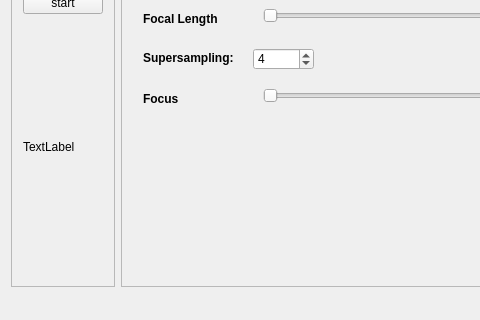
This is mainwindow.ui in awegsche/QtRaytracer as Qt 5 draws it before an edit; both pictures show x 0 to 480 and y 168 to 488 of the 675 by 488 pixel window. The edited form follows.
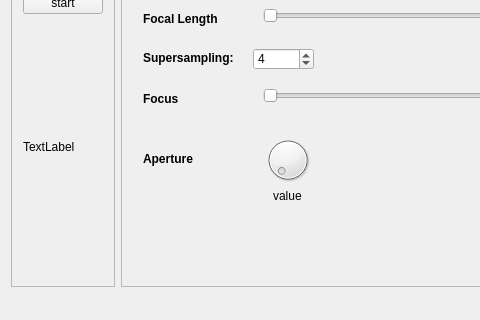
This is the edited form.

Diff of the .ui file:
```diff
--- a/mainwindow.ui
+++ b/mainwindow.ui
@@ -97,8 +97,8 @@
            <rect>
             <x>0</x>
             <y>0</y>
-            <width>544</width>
-            <height>352</height>
+            <width>536</width>
+            <height>343</height>
            </rect>
           </property>
           <attribute name="label">
@@ -387,6 +387,54 @@
             <string>value</string>
            </property>
           </widget>
+          <widget class="QDial" name="dial">
+           <property name="geometry">
+            <rect>
+             <x>130</x>
+             <y>200</y>
+             <width>50</width>
+             <height>64</height>
+            </rect>
+           </property>
+           <property name="maximum">
+            <number>1000</number>
+           </property>
+           <property name="singleStep">
+            <number>1</number>
+           </property>
+          </widget>
+          <widget class="QLabel" name="apertureValue">
+           <property name="geometry">
+            <rect>
+             <x>140</x>
+             <y>260</y>
+             <width>31</width>
+             <height>16</height>
+            </rect>
+           </property>
+           <property name="text">
+            <string>value</string>
+           </property>
+          </widget>
+          <widget class="QLabel" name="label_6">
+           <property name="geometry">
+            <rect>
+             <x>10</x>
+             <y>220</y>
+             <width>111</width>
+             <height>21</height>
+            </rect>
+           </property>
+           <property name="font">
+            <font>
+             <weight>75</weight>
+             <bold>true</bold>
+            </font>
+           </property>
+           <property name="text">
+            <string>Aperture</string>
+           </property>
+          </widget>
          </widget>
         </widget>
        </item>
```
Left out of the diff: 8 changed lines with no effect on the pictures.
